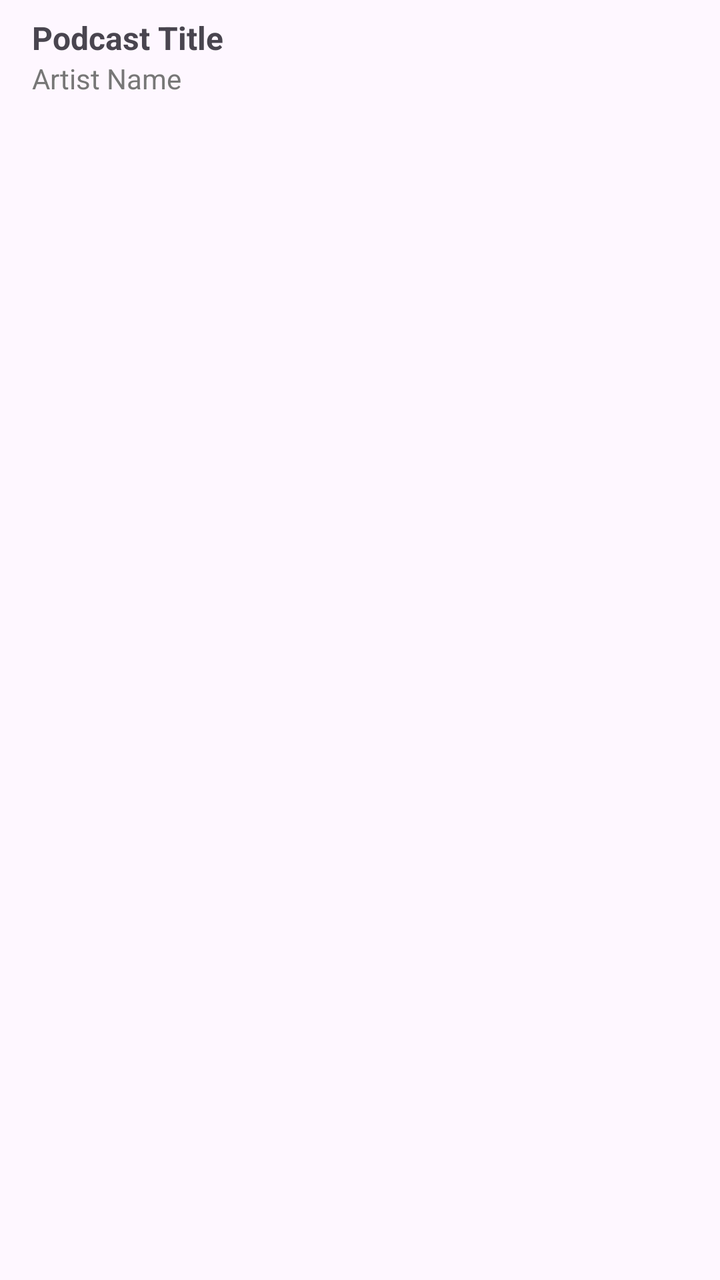
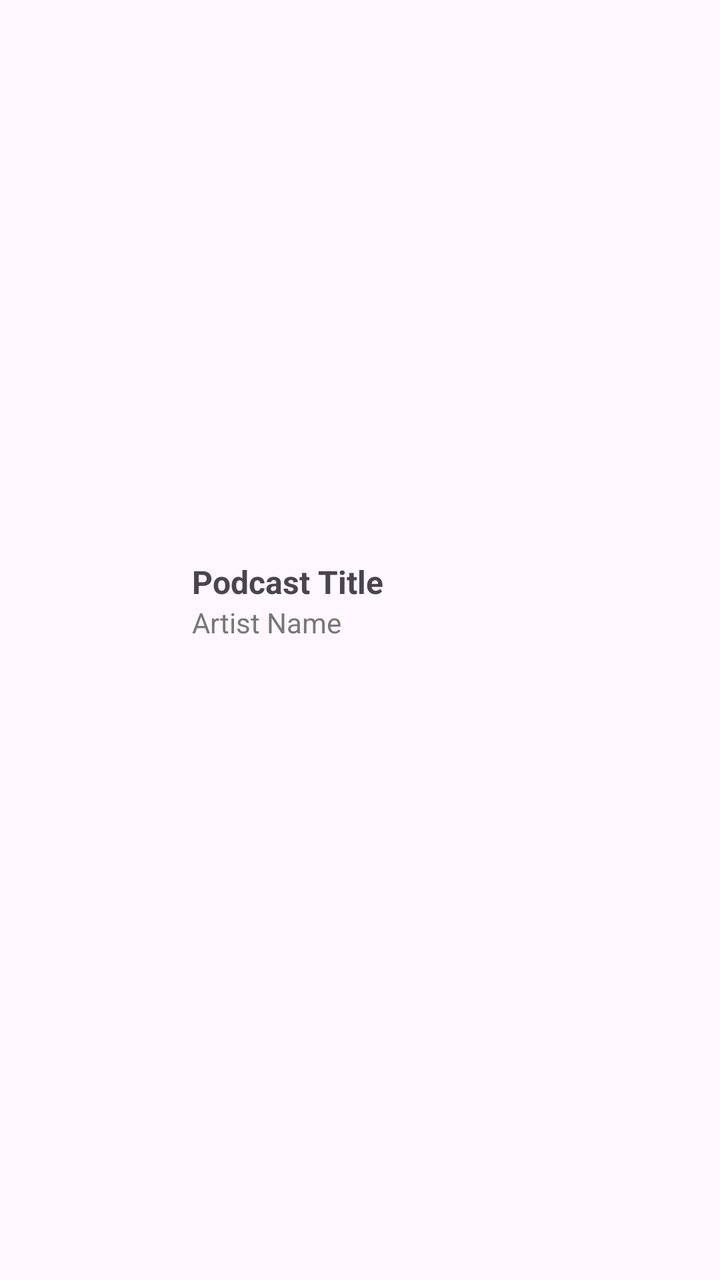

The first picture is an Android layout as it rendered before a commit; the second is the same layout after the commit. The layout source and the unified diff follow.
<!-- AndroidManifest.xml: application theme Theme.ITunesPodcast2026 -->
<!-- res/layout/item_podcast.xml -->
<?xml version="1.0" encoding="utf-8"?>
<androidx.constraintlayout.widget.ConstraintLayout
    xmlns:android="http://schemas.android.com/apk/res/android"
    xmlns:app="http://schemas.android.com/apk/res-auto"
    android:layout_width="match_parent"
    android:layout_height="match_parent"
    android:padding="8dp">

    <ImageView
        android:id="@+id/imageViewArtwork"
        android:layout_width="0dp"
        android:layout_height="0dp"
        android:scaleType="centerCrop"
        app:layout_constraintTop_toTopOf="parent"
        app:layout_constraintStart_toStartOf="parent"
        app:layout_constraintBottom_toBottomOf="parent" />

    <TextView
        android:id="@+id/textViewTitle"
        android:layout_width="0dp"
        android:layout_height="wrap_content"
        android:text="Podcast Title"
        android:textStyle="bold"
        android:textSize="16sp"
        android:maxLines="2"
        android:ellipsize="end"
        app:layout_constraintStart_toEndOf="@id/imageViewArtwork"
        app:layout_constraintTop_toTopOf="@id/imageViewArtwork"
        app:layout_constraintEnd_toEndOf="parent"
        android:layout_marginStart="8dp" />

    <TextView
        android:id="@+id/textViewArtist"
        android:layout_width="0dp"
        android:layout_height="wrap_content"
        android:text="Artist Name"
        android:textSize="14sp"
        android:textColor="#777777"
        app:layout_constraintStart_toStartOf="@id/textViewTitle"
        app:layout_constraintTop_toBottomOf="@id/textViewTitle"
        app:layout_constraintEnd_toEndOf="parent" />


</androidx.constraintlayout.widget.ConstraintLayout>
<!-- resources referenced by this layout -->
<resources>
  <style name="Theme.ITunesPodcast2026" parent="Base.Theme.ITunesPodcast2026" />
  <style name="Base.Theme.ITunesPodcast2026" parent="Theme.Material3.DayNight.NoActionBar">
          
          
      </style>
</resources>

<!-- the commit's change to res/layout/item_podcast.xml (unified diff, before → after) -->
@@ -3,13 +3,13 @@
     xmlns:android="http://schemas.android.com/apk/res/android"
     xmlns:app="http://schemas.android.com/apk/res-auto"
     android:layout_width="match_parent"
-    android:layout_height="match_parent"
+    android:layout_height="wrap_content"
     android:padding="8dp">
 
     <ImageView
         android:id="@+id/imageViewArtwork"
-        android:layout_width="0dp"
-        android:layout_height="0dp"
+        android:layout_width="80dp"
+        android:layout_height="80dp"
         android:scaleType="centerCrop"
         app:layout_constraintTop_toTopOf="parent"
         app:layout_constraintStart_toStartOf="parent"
